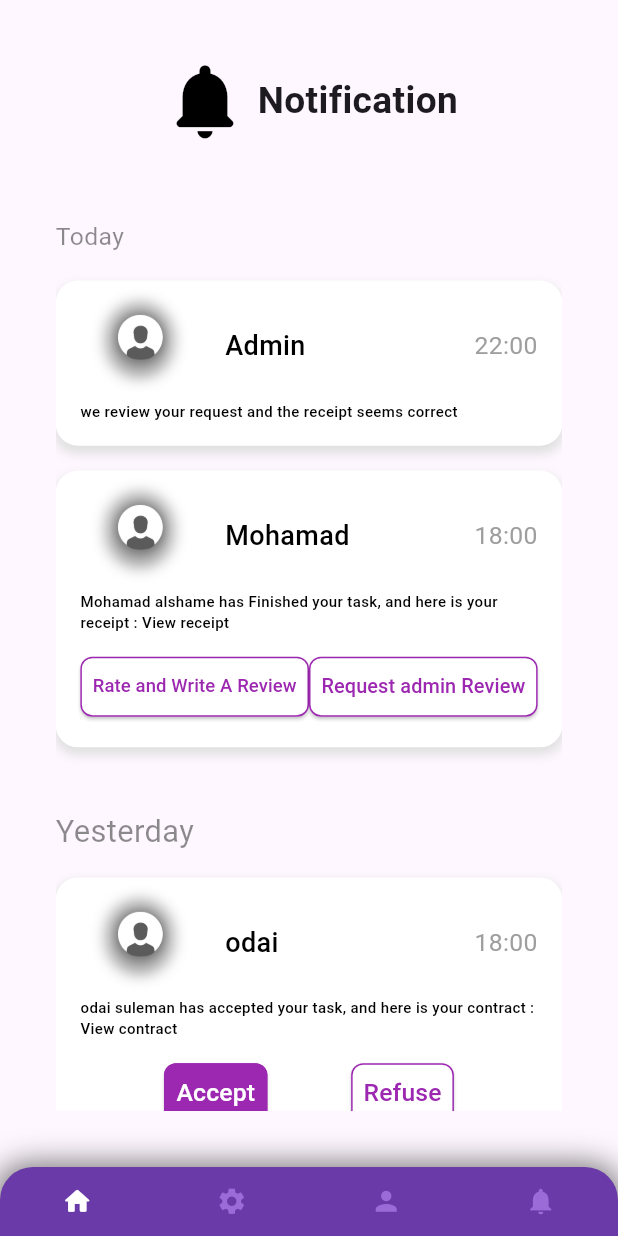
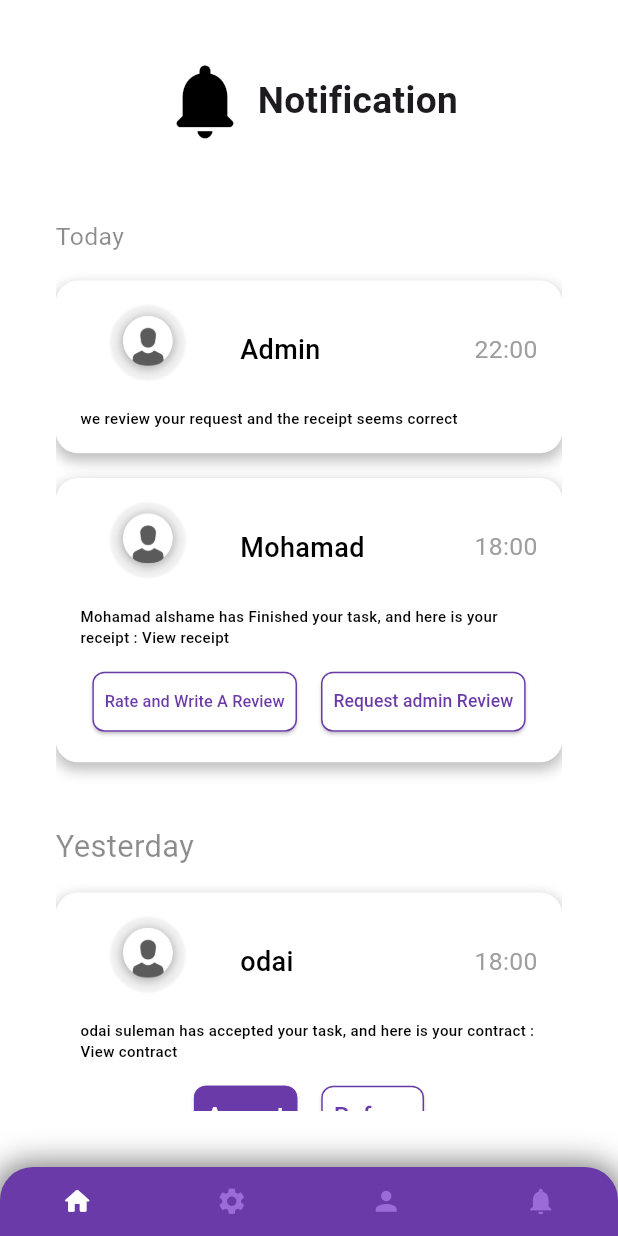
Before and after one commit to odai002/Fixit_App, a Flutter app: the Notification screen opened by its route, on a phone screen of 412 x 824 dp. Run offline on Flutter 3.47's test engine with Material 3 defaults, Android fonts, the phone set to English and light mode, and no system bars; our stand-ins replace flutter_otp_text_field, get, google_fonts, image_picker, lottie, shared_preferences; accounts and stored records are empty; Roboto replaces fonts that are missing (Libre Caslon Text).

Commit message:
KAN-72
fixing notification card page layout and look

```diff
--- a/lib/View/Screen/MainPages/notification.dart
+++ b/lib/View/Screen/MainPages/notification.dart
@@ -11,6 +11,7 @@ class Notification extends StatelessWidget {
     final screenWidth = MediaQuery.of(context).size.width;
 
     return Scaffold(
+      backgroundColor: Colors.white,
         bottomNavigationBar: SnackBarBody(),
         resizeToAvoidBottomInset: true,
       body:Padding(
--- a/lib/View/Widgets/Notification_Card.dart
+++ b/lib/View/Widgets/Notification_Card.dart
@@ -28,8 +28,8 @@ class NotificationCard extends StatelessWidget {
         borderRadius: BorderRadius.circular(15),
         boxShadow: [
           BoxShadow(
-            color: Colors.grey.shade300,
-            blurRadius: 5,
+            color: Colors.grey.shade400,
+            blurRadius: 7,
             spreadRadius: 1,
             offset: const Offset(0, 4),
           ),
@@ -41,28 +41,33 @@ class NotificationCard extends StatelessWidget {
           Row(
             children: [
               Padding(
-                padding: const EdgeInsets.only(left:20,right: 20,bottom: 10 ),
+                padding: const EdgeInsets.only(left: 20, right: 20, bottom: 10),
                 child: Container(
                   decoration: BoxDecoration(
-                      borderRadius: BorderRadius.circular(100),
+                    shape: BoxShape.circle, // Circular shape for the container
                     boxShadow: [
                       BoxShadow(
-                            color: Colors.grey,
-                            blurRadius: 8,
-                            spreadRadius: 2,
-                            offset: Offset.fromDirection(90))
-                      ]),
-                  child: ClipRRect(
-                    borderRadius: BorderRadius.circular(100.0),
+                        color: Colors.grey.withOpacity(0.15), // Subtle shadow color
+                        blurRadius: 0.5, // Minimal blur, keeps the shadow sharp
+                        spreadRadius: 0.2, // Slight spread to hug the edge of the image
+                        offset: Offset(0, 0), // No offset to keep the shadow centered
+                      ),
+                    ],
+                  ),
+                  child: ClipOval(
                     child: Image.asset(
                       'assets/U.png',
                       fit: BoxFit.cover,
-                      width: 40,
-                      height: 45,
+                      width: 50, // Circular size
+                      height: 50,
                     ),
                   ),
                 ),
               ),
+
+
+
+
               SizedBox(width: screenWidth * 0.04),
               Expanded(
                 child: Text(
@@ -95,14 +100,16 @@ class NotificationCard extends StatelessWidget {
           if (buttons != null) ...[
             SizedBox(height: screenHeight * 0.015),
             Row(
-              mainAxisAlignment: MainAxisAlignment.spaceEvenly,
+              mainAxisAlignment: MainAxisAlignment.center,
               children: buttons!.map((buttonText) {
                 return Flexible(
+                  child: Padding(
+                    padding: const EdgeInsets.symmetric(horizontal: 8.0), // Adjust spacing here
                     child: ElevatedButton(
                       onPressed: () {},
                       style: ElevatedButton.styleFrom(
-                      backgroundColor: buttonText == 'Accept' ? Colors.purple : Colors.white,
-                      side: const BorderSide(color: Colors.purple),
+                        backgroundColor: buttonText == 'Accept' ? Color(0xff6A3BA8) : Colors.white,
+                        side: const BorderSide(color: Color(0xff6A3BA8)),
                         shape: RoundedRectangleBorder(
                           borderRadius: BorderRadius.circular(8),
                         ),
@@ -115,8 +122,9 @@ class NotificationCard extends StatelessWidget {
                         child: Text(
                           buttonText,
                           style: TextStyle(
-                          color: buttonText == 'Accept' ? Colors.white : Colors.purple,
+                            color: buttonText == 'Accept' ? Colors.white : Color(0xff6A3BA8),
                             fontSize: screenWidth * 0.04,
+                          ),
                         ),
                       ),
                     ),
```
Lines whose indentation alone changed are shown as unchanged.
